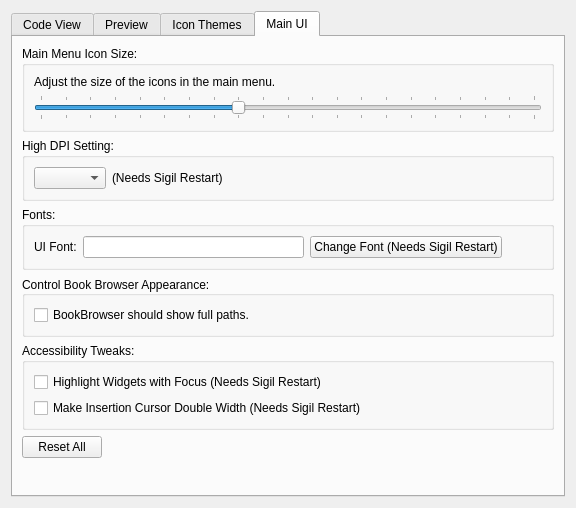
Sigil-Ebook/Sigil, file src/Form_Files/PAppearanceWidget.ui: the form before one commit.
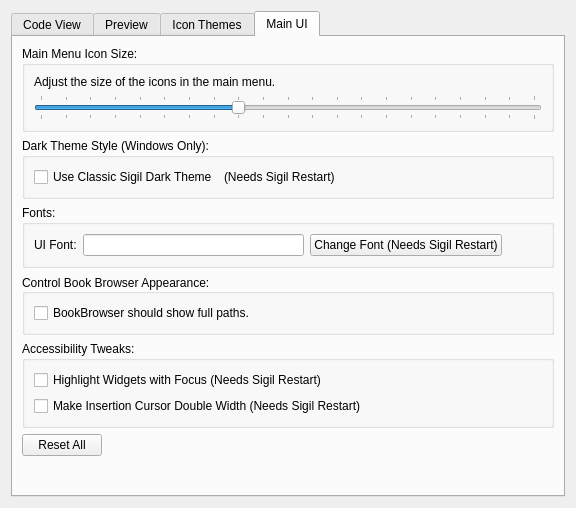
The form after the commit. The open tabs and pages were chosen to show the change.

Commit message: Continue highdpi code removal

What changed in the file:
```diff
--- a/src/Form_Files/PAppearanceWidget.ui
+++ b/src/Form_Files/PAppearanceWidget.ui
@@ -628,13 +628,13 @@
        <item>
         <widget class="QGroupBox" name="grpHighDPI">
          <property name="title">
-          <string>High DPI Setting:</string>
+          <string>Dark Theme Style (Windows Only):</string>
          </property>
          <layout class="QHBoxLayout" name="horizontalLayout">
           <item>
-           <widget class="QComboBox" name="comboHighDPI">
-            <property name="focusPolicy">
-             <enum>Qt::StrongFocus</enum>
+           <widget class="QCheckBox" name="chkDarkStyle">
+            <property name="text">
+             <string>Use Classic Sigil Dark Theme</string>
             </property>
            </widget>
           </item>
```
Left out of the diff: 4 changed lines with no effect on the pictures. The commit also changes 1 other file.
